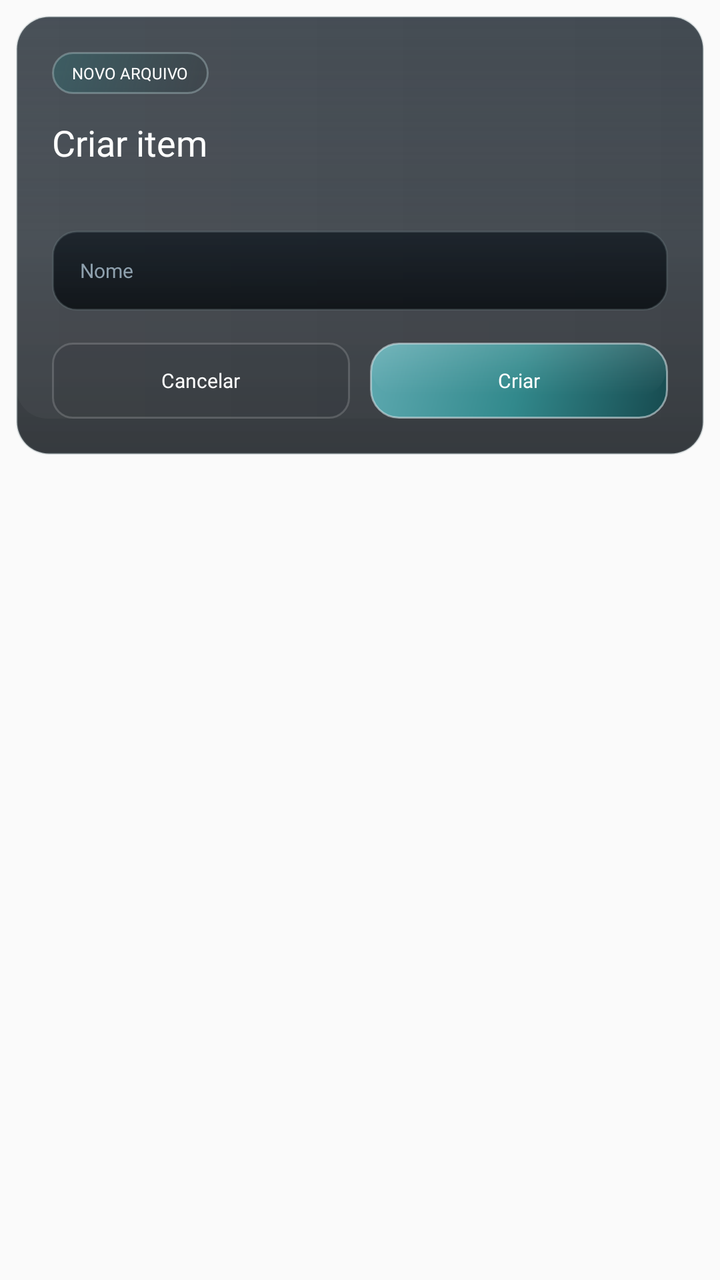
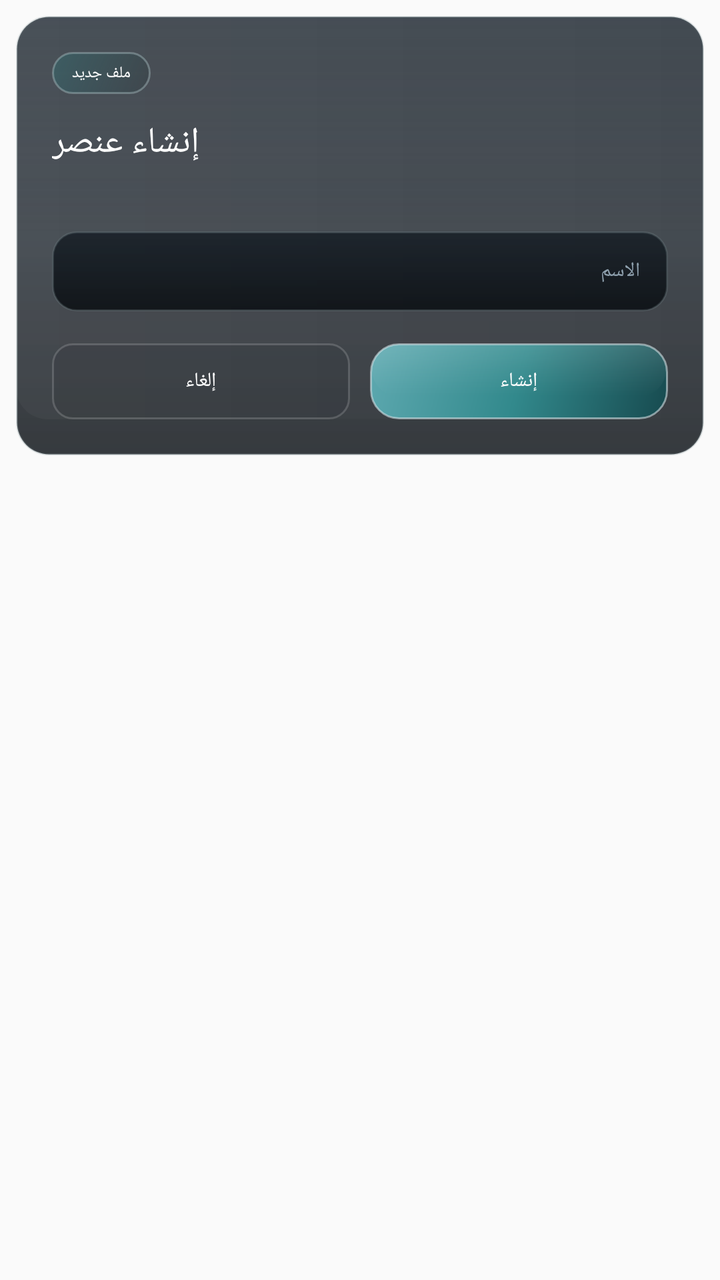

Before-and-after screenshots of an Android layout around one commit, followed by the original layout XML and the change that was made.
<!-- AndroidManifest.xml: application theme Theme.AppCompat.Light.NoActionBar.FullScreen -->
<!-- res/layout/dialog_host_file_create.xml -->
<?xml version="1.0" encoding="utf-8"?>
<FrameLayout xmlns:android="http://schemas.android.com/apk/res/android"
    android:layout_width="match_parent"
    android:layout_height="wrap_content"
    android:padding="8dp">

    <LinearLayout
        android:layout_width="match_parent"
        android:layout_height="wrap_content"
        android:background="@drawable/home_panel_surface"
        android:orientation="vertical"
        android:padding="18dp">

        <TextView
            android:id="@+id/dialog_host_create_badge"
            android:layout_width="wrap_content"
            android:layout_height="wrap_content"
            android:background="@drawable/home_news_badge"
            android:fontFamily="@font/montserrat_bold"
            android:paddingStart="10dp"
            android:paddingTop="5dp"
            android:paddingEnd="10dp"
            android:paddingBottom="5dp"
            android:text="Novo arquivo"
            android:textAllCaps="true"
            android:textColor="@android:color/white"
            android:textSize="8sp" />

        <TextView
            android:id="@+id/dialog_host_create_title"
            android:layout_width="wrap_content"
            android:layout_height="wrap_content"
            android:layout_marginTop="12dp"
            android:fontFamily="@font/montserrat_black"
            android:text="Criar item"
            android:textColor="@android:color/white"
            android:textSize="18sp" />

        <TextView
            android:id="@+id/dialog_host_create_path"
            android:layout_width="match_parent"
            android:layout_height="wrap_content"
            android:layout_marginTop="6dp"
            android:fontFamily="@font/montserrat_medium"
            android:textColor="@color/launcher_text_secondary"
            android:textSize="8.5sp" />

        <EditText
            android:id="@+id/dialog_host_create_input"
            android:layout_width="match_parent"
            android:layout_height="40dp"
            android:layout_marginTop="14dp"
            android:background="@drawable/launcher_field_surface_dark"
            android:fontFamily="@font/montserrat_bold"
            android:hint="Nome"
            android:imeOptions="actionDone|flagNoExtractUi"
            android:paddingStart="14dp"
            android:paddingEnd="14dp"
            android:singleLine="true"
            android:textColor="@android:color/white"
            android:textColorHint="@color/launcher_text_muted"
            android:textSize="10sp" />

        <LinearLayout
            android:layout_width="match_parent"
            android:layout_height="wrap_content"
            android:layout_marginTop="16dp"
            android:orientation="horizontal">

            <TextView
                android:id="@+id/dialog_host_create_cancel"
                android:layout_width="0dp"
                android:layout_height="38dp"
                android:layout_weight="1"
                android:background="@drawable/home_action_text_button"
                android:fontFamily="@font/montserrat_bold"
                android:gravity="center"
                android:text="Cancelar"
                android:textColor="@android:color/white"
                android:textSize="10sp" />

            <TextView
                android:id="@+id/dialog_host_create_save"
                android:layout_width="0dp"
                android:layout_height="38dp"
                android:layout_marginStart="10dp"
                android:layout_weight="1"
                android:background="@drawable/home_server_select_button"
                android:fontFamily="@font/montserrat_bold"
                android:gravity="center"
                android:text="Criar"
                android:textColor="@android:color/white"
                android:textSize="10sp" />
        </LinearLayout>
    </LinearLayout>

</FrameLayout>
<!-- resources referenced by this layout -->
<resources>
  <color name="launcher_text_muted">#8FA1AE</color>
  <color name="launcher_text_secondary">#D4DEE4</color>
  <!-- drawable home_action_text_button (drawable) -->
  <?xml version="1.0" encoding="utf-8"?>
  <shape xmlns:android="http://schemas.android.com/apk/res/android"
      android:shape="rectangle">
      <solid android:color="#140F141A" />
      <corners android:radius="10dp" />
      <stroke
          android:width="1dp"
          android:color="#2AFFFFFF" />
  </shape>
  <!-- drawable home_news_badge (drawable) -->
  <?xml version="1.0" encoding="utf-8"?>
  <shape xmlns:android="http://schemas.android.com/apk/res/android"
      android:shape="rectangle">
      <gradient
          android:angle="315"
          android:startColor="#6C2D6F73"
          android:endColor="#33192325" />
      <corners android:radius="10dp" />
      <stroke
          android:width="1dp"
          android:color="#5DBBD4D5" />
  </shape>
  <!-- drawable home_server_select_button (drawable) -->
  <?xml version="1.0" encoding="utf-8"?>
  <layer-list xmlns:android="http://schemas.android.com/apk/res/android">
      <item android:top="2dp">
          <shape android:shape="rectangle">
              <solid android:color="#50101920" />
              <corners android:radius="14dp" />
          </shape>
      </item>
      <item>
          <shape android:shape="rectangle">
              <gradient
                  android:angle="315"
                  android:startColor="#5EA9B0"
                  android:centerColor="@color/launcher_accent_teal"
                  android:endColor="@color/launcher_accent_teal_dark" />
              <corners android:radius="14dp" />
              <stroke
                  android:width="1dp"
                  android:color="#92DAE8EC" />
          </shape>
      </item>
      <item
          android:left="1dp"
          android:top="1dp"
          android:right="1dp"
          android:bottom="12dp">
          <shape android:shape="rectangle">
              <gradient
                  android:angle="270"
                  android:startColor="#24EFFFFF"
                  android:centerColor="#10FFFFFF"
                  android:endColor="#00FFFFFF" />
              <corners android:radius="13dp" />
          </shape>
      </item>
  </layer-list>
  <!-- drawable launcher_field_surface_dark (drawable) -->
  <?xml version="1.0" encoding="utf-8"?>
  <shape xmlns:android="http://schemas.android.com/apk/res/android"
      android:shape="rectangle">
      <gradient
          android:angle="270"
          android:startColor="#C9121A22"
          android:endColor="#D2070B0F" />
      <corners android:radius="12dp" />
      <stroke
          android:width="1dp"
          android:color="@color/launcher_border_soft" />
  </shape>
  <style name="Theme.AppCompat.Light.NoActionBar.FullScreen" parent="@style/Theme.AppCompat.Light.NoActionBar">
          <item name="android:windowNoTitle">true</item>
          <item name="android:windowActionBar">false</item>
          <item name="android:windowFullscreen">true</item>
          <item name="android:windowContentOverlay">@null</item>
          <item name="android:windowLayoutInDisplayCutoutMode">shortEdges</item>
      </style>
  <color name="launcher_panel_top">#E71B242D</color>
  <color name="launcher_panel_bottom">#D00A0F14</color>
  <color name="launcher_border_soft">#42798A91</color>
  <color name="launcher_accent_teal">#32898C</color>
  <color name="launcher_accent_teal_dark">#174A4F</color>
  <!-- unchanged entries left out for length: 1 -->
</resources>

<!-- the commit's change to res/layout/dialog_host_file_create.xml (unified diff, before → after) -->
@@ -21,7 +21,7 @@
             android:paddingTop="5dp"
             android:paddingEnd="10dp"
             android:paddingBottom="5dp"
-            android:text="Novo arquivo"
+            android:text="ملف جديد"
             android:textAllCaps="true"
             android:textColor="@android:color/white"
             android:textSize="8sp" />
@@ -32,7 +32,7 @@
             android:layout_height="wrap_content"
             android:layout_marginTop="12dp"
             android:fontFamily="@font/montserrat_black"
-            android:text="Criar item"
+            android:text="إنشاء عنصر"
             android:textColor="@android:color/white"
             android:textSize="18sp" />
 
@@ -52,7 +52,7 @@
             android:layout_marginTop="14dp"
             android:background="@drawable/launcher_field_surface_dark"
             android:fontFamily="@font/montserrat_bold"
-            android:hint="Nome"
+            android:hint="الاسم"
             android:imeOptions="actionDone|flagNoExtractUi"
             android:paddingStart="14dp"
             android:paddingEnd="14dp"
@@ -75,7 +75,7 @@
                 android:background="@drawable/home_action_text_button"
                 android:fontFamily="@font/montserrat_bold"
                 android:gravity="center"
-                android:text="Cancelar"
+                android:text="إلغاء"
                 android:textColor="@android:color/white"
                 android:textSize="10sp" />
 
@@ -88,7 +88,7 @@
                 android:background="@drawable/home_server_select_button"
                 android:fontFamily="@font/montserrat_bold"
                 android:gravity="center"
-                android:text="Criar"
+                android:text="إنشاء"
                 android:textColor="@android:color/white"
                 android:textSize="10sp" />
         </LinearLayout>
